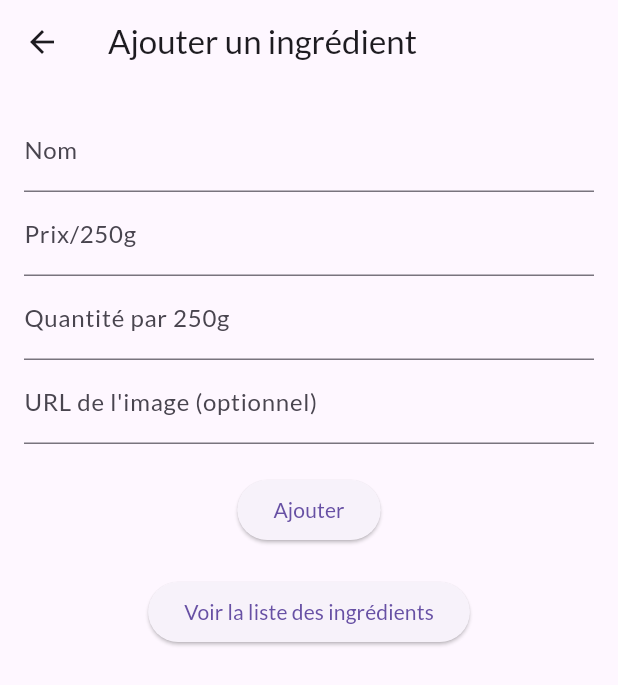
After one commit to benmansourmanel/flutter-, a Flutter app: the IngredientListPage screen opened by its route, after a tap on the "add" icon, on a phone screen of 412 x 824 dp. The commit adds this screen. Shown: the top 685 px of the screen. Run offline on Flutter 3.47's test engine with Material 3 defaults, Android fonts, the phone set to English and light mode, and no system bars; our stand-ins replace cloud_firestore, firebase_core, google_fonts, image_picker; accounts and stored records are empty.

Commit message:
CRUD ingredient

```diff
--- a/lib/main.dart
+++ b/lib/main.dart
@@ -1,6 +1,7 @@
 import 'package:flutter/material.dart';
 import 'package:firebase_core/firebase_core.dart';
 import 'package:mealmate/models/shopsIngredient.dart';
+import 'package:mealmate/screens/ingredient_list_page.dart';
 import 'package:mealmate/screens/shops_ingredient.dart';
 // Import generated Firebase options
 import 'screens/vegetables.dart';
@@ -35,6 +36,7 @@ class MyApp extends StatelessWidget {
         MyRoutes.vegetablesRoute: (context) => const VegetablesScreen(),
         MyRoutes.mealsrecipesRoute: (context) => const MealsRecipesPage(),
         MyRoutes.shopsingredientRoute: (context) => const ShopsPage(),
+        MyRoutes.ingredientListRoute:(context) => IngredientListPage(shopId: '',),
 
         // Add other routes as needed
       },
--- /dev/null
+++ b/lib/screens/ingredient_list_page.dart
@@ -0,0 +1,96 @@
+import 'package:flutter/material.dart';
+import 'package:cloud_firestore/cloud_firestore.dart';
+import 'ingredient_page.dart';  // Page pour ajouter/modifier un ingrédient
+
+class IngredientListPage extends StatelessWidget {
+  final String shopId;
+
+  IngredientListPage({required this.shopId});
+
+  // Fonction pour naviguer vers la page d'ajout ou de modification d'un ingrédient
+  void navigateToIngredientPage(BuildContext context, {String? ingredientId}) {
+    Navigator.push(
+      context,
+      MaterialPageRoute(
+        builder: (context) => IngredientPage(
+          shopId: shopId,
+          ingredientId: ingredientId,
+        ),
+      ),
+    );
+  }
+
+  // Fonction pour supprimer un ingrédient
+  void deleteIngredient(String ingredientId) async {
+    try {
+      await FirebaseFirestore.instance
+          .collection('shops')
+          .doc(shopId)
+          .collection('ingredients')
+          .doc(ingredientId)
+          .delete();
+      print('Ingrédient supprimé avec succès');
+    } catch (e) {
+      print("Erreur lors de la suppression de l'ingrédient : $e");
+    }
+  }
+
+  @override
+  Widget build(BuildContext context) {
+    return Scaffold(
+      appBar: AppBar(
+        title: Text('Liste des Ingrédients'),
+        actions: [
+          IconButton(
+            icon: Icon(Icons.add),
+            onPressed: () => navigateToIngredientPage(context), // Naviguer vers la page d'ajout
+          ),
+        ],
+      ),
+      body: StreamBuilder<QuerySnapshot>(
+        stream: FirebaseFirestore.instance
+            .collection('shops')
+            .doc(shopId)
+            .collection('ingredients')
+            .snapshots(),
+        builder: (context, snapshot) {
+          if (snapshot.connectionState == ConnectionState.waiting) {
+            return Center(child: CircularProgressIndicator());
+          }
+          if (!snapshot.hasData || snapshot.data!.docs.isEmpty) {
+            return Center(child: Text('Aucun ingrédient trouvé !'));
+          }
+          final ingredients = snapshot.data!.docs;
+
+          return ListView.builder(
+            itemCount: ingredients.length,
+            itemBuilder: (context, index) {
+              final ingredientId = ingredients[index].id;
+              final data = ingredients[index].data() as Map<String, dynamic>;
+              return ListTile(
+                title: Text(data['name']),
+                subtitle: Text('Prix : ${data['price']} | Quantité : ${data['quantity']}'),
+                leading: data['image'] != null && data['image'] != ''
+                    ? Image.network(data['image'], width: 50, height: 50)
+                    : Icon(Icons.image_not_supported),
+                trailing: Row(
+                  mainAxisSize: MainAxisSize.min,
+                  children: [
+                    IconButton(
+                      icon: Icon(Icons.edit, color: Colors.blue),
+                      onPressed: () => navigateToIngredientPage(context, ingredientId: ingredientId),
+                    ),
+                    IconButton(
+                      icon: Icon(Icons.delete, color: Colors.red),
+                      onPressed: () => deleteIngredient(ingredientId),
+                    ),
+                  ],
+                ),
+              );
+            },
+          );
+        },
+      ),
+    );
+  }
+}
--- /dev/null
+++ b/lib/screens/ingredient_page.dart
@@ -0,0 +1,149 @@
+import 'package:flutter/material.dart';
+import 'package:cloud_firestore/cloud_firestore.dart';
+import 'ingredient_list_page.dart'; // Make sure to import your ingredient list page
+
+class IngredientPage extends StatefulWidget {
+  final String shopId;
+  final String? ingredientId;
+
+  IngredientPage({required this.shopId, this.ingredientId});
+
+  @override
+  _IngredientPageState createState() => _IngredientPageState();
+}
+
+class _IngredientPageState extends State<IngredientPage> {
+  final _formKey = GlobalKey<FormState>();
+  final TextEditingController _nameController = TextEditingController();
+  final TextEditingController _priceController = TextEditingController();
+  final TextEditingController _quantityController = TextEditingController();
+  final TextEditingController _imageController = TextEditingController();
+
+  bool _isEditing = false;
+
+  @override
+  void initState() {
+    super.initState();
+    if (widget.ingredientId != null) {
+      _isEditing = true;
+      _loadIngredientData();
+    }
+  }
+
+  void _loadIngredientData() async {
+    try {
+      DocumentSnapshot ingredientSnapshot = await FirebaseFirestore.instance
+          .collection('shops')
+          .doc(widget.shopId)
+          .collection('ingredients')
+          .doc(widget.ingredientId)
+          .get();
+
+      if (ingredientSnapshot.exists) {
+        var data = ingredientSnapshot.data() as Map<String, dynamic>;
+        _nameController.text = data['name'];
+        _priceController.text = data['price'].toString();
+        _quantityController.text = data['quantity'].toString();
+        _imageController.text = data['image'] ?? '';
+      }
+    } catch (e) {
+      print("Erreur lors du chargement des données : $e");
+    }
+  }
+
+  void saveIngredient() async {
+    if (_formKey.currentState!.validate()) {
+      try {
+        final ingredientData = {
+          'name': _nameController.text,
+          'price': double.parse(_priceController.text),
+          'quantity': int.parse(_quantityController.text),
+          'image': _imageController.text.isEmpty ? null : _imageController.text,
+        };
+
+        if (_isEditing) {
+          await FirebaseFirestore.instance
+              .collection('shops')
+              .doc(widget.shopId)
+              .collection('ingredients')
+              .doc(widget.ingredientId)
+              .update(ingredientData);
+        } else {
+          await FirebaseFirestore.instance
+              .collection('shops')
+              .doc(widget.shopId)
+              .collection('ingredients')
+              .add(ingredientData);
+        }
+
+        ScaffoldMessenger.of(context).showSnackBar(
+          SnackBar(content: Text('Ingrédient ${_isEditing ? "modifié" : "ajouté"} avec succès !')),
+        );
+
+        Navigator.pop(context);
+      } catch (e) {
+        print("Erreur lors de l'enregistrement de l'ingrédient : $e");
+        ScaffoldMessenger.of(context).showSnackBar(
+          SnackBar(content: Text('Erreur lors de l\'enregistrement de l\'ingrédient.')),
+        );
+      }
+    }
+  }
+
+  @override
+  Widget build(BuildContext context) {
+    return Scaffold(
+      appBar: AppBar(
+        title: Text(_isEditing ? 'Modifier un ingrédient' : 'Ajouter un ingrédient'),
+      ),
+      body: Padding(
+        padding: EdgeInsets.all(16.0),
+        child: Form(
+          key: _formKey,
+          child: Column(
+            children: [
+              TextFormField(
+                controller: _nameController,
+                decoration: InputDecoration(labelText: 'Nom'),
+                validator: (value) => value == null || value.isEmpty ? 'Entrez le nom de l\'ingrédient' : null,
+              ),
+              TextFormField(
+                controller: _priceController,
+                decoration: InputDecoration(labelText: 'Prix/250g'),
+                keyboardType: TextInputType.number,
+                validator: (value) => value == null || value.isEmpty ? 'Ajoutez le prix' : null,
+              ),
+              TextFormField(
+                controller: _quantityController,
+                decoration: InputDecoration(labelText: 'Quantité par 250g'),
+                keyboardType: TextInputType.number,
+                validator: (value) => value == null || value.isEmpty ? 'Ajoutez la quantité' : null,
+              ),
+              TextFormField(
+                controller: _imageController,
+                decoration: InputDecoration(labelText: 'URL de l\'image (optionnel)'),
+              ),
+              SizedBox(height: 20),
+              ElevatedButton(
+                onPressed: saveIngredient,
+                child: Text(_isEditing ? 'Modifier' : 'Ajouter'),
+              ),
+              SizedBox(height: 20),
+              ElevatedButton(
+                onPressed: () {
+                  Navigator.push(
+                    context,
+                    MaterialPageRoute(
+                      builder: (context) => IngredientListPage(shopId: widget.shopId),
+                    ),
+                  );
+                },
+                child: Text('Voir la liste des ingrédients'),
+              ),
+            ],
+          ),
+        ),
+      ),
+    );
+  }
+}
--- a/lib/utils/routes.dart
+++ b/lib/utils/routes.dart
@@ -8,5 +8,6 @@ class MyRoutes {
   static String mealsrecipesRoute = "/meals_recipes";
   static String drawerRoute = "/drawer";
   static String shopsingredientRoute = "/shops_ingredient";
+  static String ingredientListRoute = "/ingredient_list_page";
 
 }
```
Also changed, not shown: lib/models/shopsIngredient.dart (+57 -0 lines), lib/screens/shops_ingredient.dart (+15 -3 lines).
